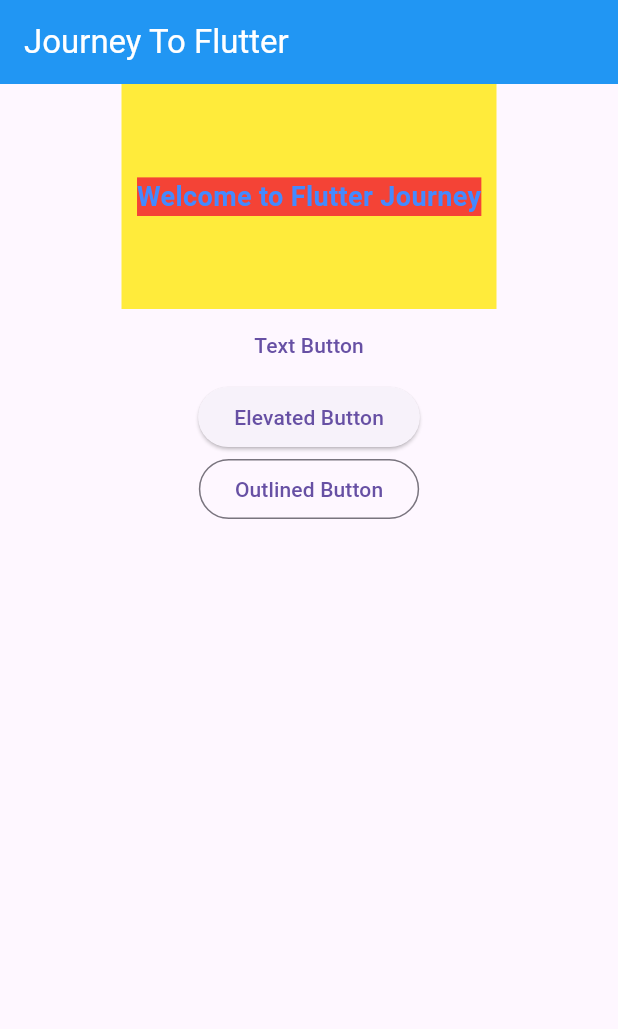
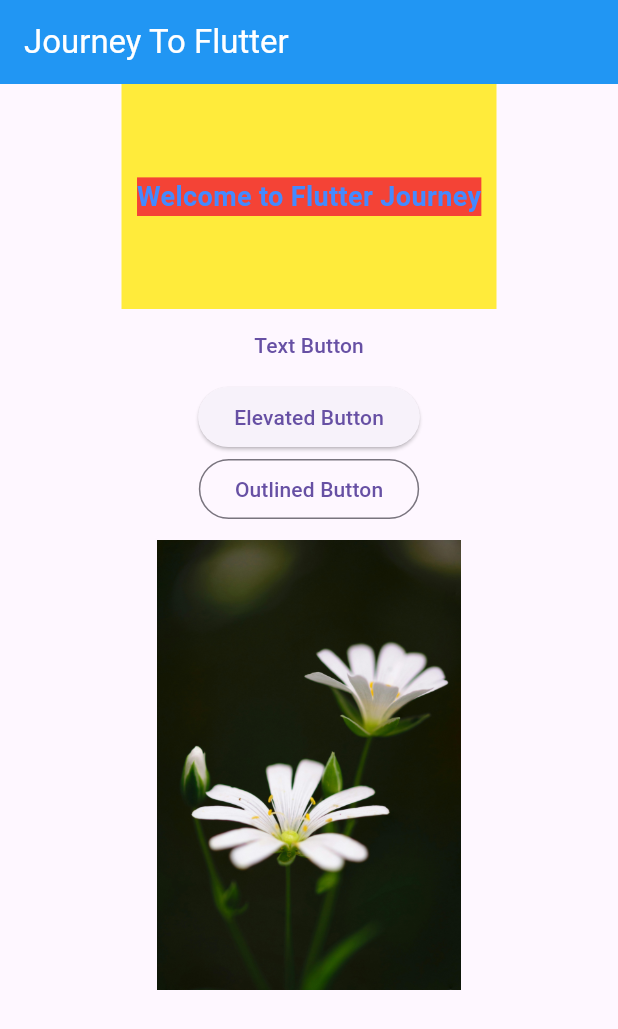
Before and after one commit to thisisdishang/JourneyToFlutter, a Flutter app: the screen it shows after launch, on a phone screen of 412 x 824 dp. Shown: the top 1029 px of the screen. Run offline on Flutter 3.47's test engine with Material 3 defaults, Android fonts, the phone set to English and light mode, and no system bars.

Commit message:
Try to add image in app

```diff
--- a/lib/main.dart
+++ b/lib/main.dart
@@ -81,6 +81,14 @@ class _MyHomePageState extends State<MyHomePage> {
             },
             child: Text('Outlined Button'),
           ),
+          SizedBox(
+            height: 10,
+          ),
+          Container(
+            width: 300,
+            height: 300,
+            child: Image.asset('assets/images/image2.jpg'),
+          ),
         ],
       ),
       // This trailing comma makes auto-formatting nicer for build methods.
--- a/pubspec.yaml
+++ b/pubspec.yaml
@@ -59,7 +59,8 @@ flutter:
   uses-material-design: true
 
   # To add assets to your application, add an assets section, like this:
-  # assets:
+  assets:
+    - assets/images/
   #   - images/a_dot_burr.jpeg
   #   - images/a_dot_ham.jpeg
 
```
Also changed, not shown: assets/images/image2.jpg (added), assets/images/white.jpg (added).
